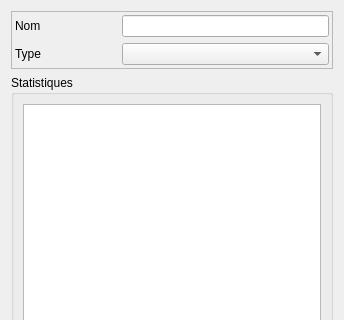
The window that Lamia/iface/qgiswidget/tools/toolprepro/base3/lamiabase_geoarea_tool_ui.ui (Artelia/Lamia) describes before a commit, drawn with Qt 5; both pictures show x 0 to 344 and y 0 to 320 of the 344 by 484 pixel window.
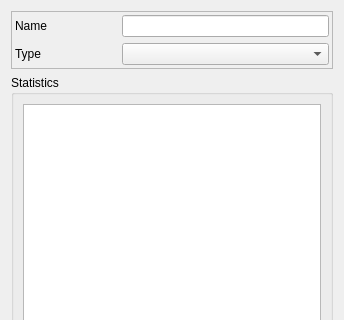
The same window after the commit.

What changed in the file:
```diff
--- a/Lamia/iface/qgiswidget/tools/toolprepro/base3/lamiabase_geoarea_tool_ui.ui
+++ b/Lamia/iface/qgiswidget/tools/toolprepro/base3/lamiabase_geoarea_tool_ui.ui
@@ -29,7 +29,7 @@
       <item row="2" column="0">
        <widget class="QLabel" name="label_nom">
         <property name="text">
-         <string>Nom</string>
+         <string>Name</string>
         </property>
        </widget>
       </item>
@@ -52,7 +52,7 @@
    <item>
     <widget class="QGroupBox" name="groupBox_stat">
      <property name="title">
-      <string>Statistiques</string>
+      <string>Statistics</string>
      </property>
      <layout class="QGridLayout" name="gridLayout_2">
       <item row="0" column="0">
```
Left out of the diff: 15 changed lines with no effect on the pictures.
